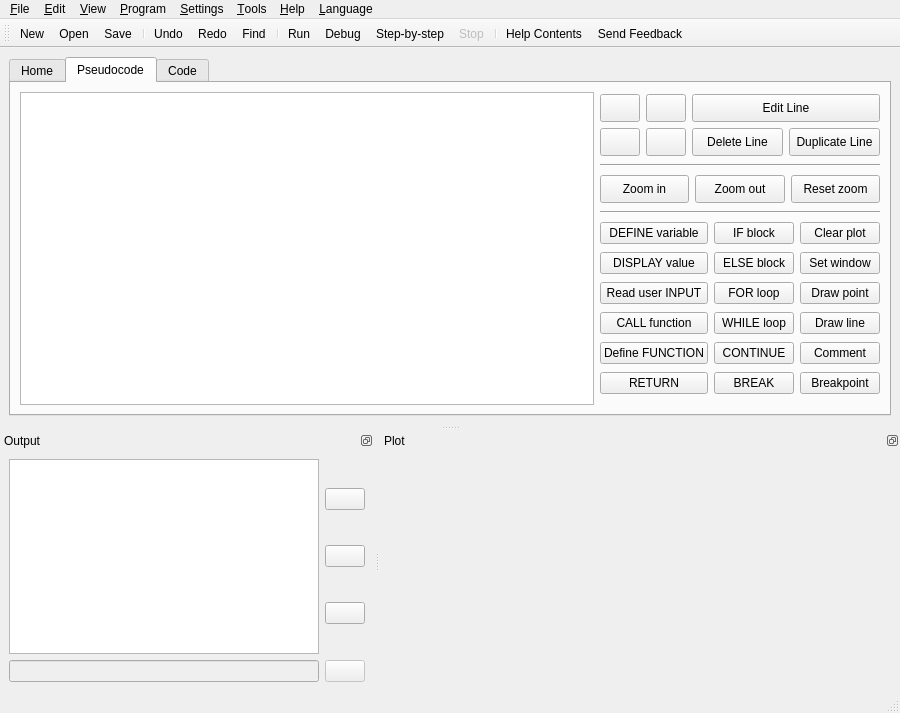
TuringApp/Turing, file src/forms/ui_mainwindow.ui: the form before one commit.
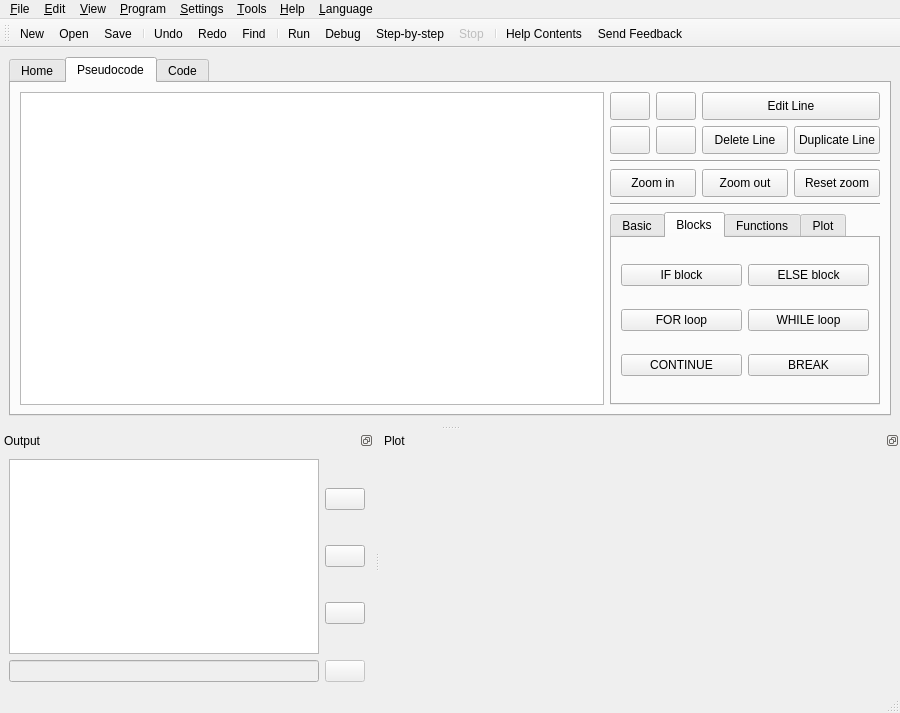
The form after the commit. The open tabs and pages were chosen to show the change. Icons and pictures are not drawn.

The edit to the form file:
```diff
--- a/src/forms/ui_mainwindow.ui
+++ b/src/forms/ui_mainwindow.ui
@@ -75,29 +75,8 @@
          </widget>
         </item>
         <item>
-         <layout class="QGridLayout" name="gridLayout_3">
-          <item row="7" column="2">
-           <widget class="QPushButton" name="btnAlgo_GWindow">
-            <property name="text">
-             <string>Set window</string>
-            </property>
-           </widget>
-          </item>
-          <item row="7" column="1">
-           <widget class="QPushButton" name="btnAlgo_Else">
-            <property name="text">
-             <string>ELSE block</string>
-            </property>
-           </widget>
-          </item>
-          <item row="7" column="0">
-           <widget class="QPushButton" name="btnAlgo_Display">
-            <property name="text">
-             <string>DISPLAY value</string>
-            </property>
-           </widget>
-          </item>
-          <item row="0" column="0" colspan="3">
+         <layout class="QVBoxLayout" name="verticalLayout_5">
+          <item>
            <layout class="QGridLayout" name="gridLayout_2">
             <item row="0" column="0">
              <widget class="QPushButton" name="btnAlgo_UpBlock">
@@ -232,7 +211,17 @@
             </item>
            </layout>
           </item>
-          <item row="2" column="0" colspan="3">
+          <item>
+           <widget class="Line" name="line_2">
+            <property name="lineWidth">
+             <number>1</number>
+            </property>
+            <property name="orientation">
+             <enum>Qt::Horizontal</enum>
+            </property>
+           </widget>
+          </item>
+          <item>
            <layout class="QHBoxLayout" name="horizontalLayout_4">
             <item>
              <widget class="QPushButton" name="btnAlgo_ZoomIn">
@@ -305,129 +294,187 @@
             </item>
            </layout>
           </item>
-          <item row="8" column="0">
-           <widget class="QPushButton" name="btnAlgo_Input">
-            <property name="text">
-             <string>Read user INPUT</string>
+          <item>
+           <widget class="Line" name="line">
+            <property name="lineWidth">
+             <number>1</number>
             </property>
-           </widget>
-          </item>
-          <item row="6" column="1">
-           <widget class="QPushButton" name="btnAlgo_If">
-            <property name="text">
-             <string>IF block</string>
+            <property name="orientation">
+             <enum>Qt::Horizontal</enum>
             </property>
            </widget>
           </item>
-          <item row="6" column="2">
-           <widget class="QPushButton" name="btnAlgo_GClear">
-            <property name="text">
-             <string>Clear plot</string>
+          <item>
+           <widget class="QTabWidget" name="tabWidget_2">
+            <property name="sizePolicy">
+             <sizepolicy hsizetype="MinimumExpanding" vsizetype="Expanding">
+              <horstretch>0</horstretch>
+              <verstretch>0</verstretch>
+             </sizepolicy>
             </property>
-           </widget>
-          </item>
-          <item row="6" column="0">
+            <property name="minimumSize">
+             <size>
+              <width>270</width>
+              <height>0</height>
+             </size>
+            </property>
+            <property name="currentIndex">
+             <number>0</number>
+            </property>
+            <widget class="QWidget" name="tab_basic">
+             <attribute name="title">
+              <string>Basic</string>
+             </attribute>
+             <layout class="QGridLayout" name="gridLayout">
+              <item row="0" column="0">
            <widget class="QPushButton" name="btnAlgo_Variable">
             <property name="text">
              <string>DEFINE variable</string>
             </property>
            </widget>
           </item>
-          <item row="3" column="0" colspan="3">
-           <widget class="Line" name="line">
-            <property name="lineWidth">
-             <number>1</number>
-            </property>
-            <property name="orientation">
-             <enum>Qt::Horizontal</enum>
-            </property>
-           </widget>
-          </item>
-          <item row="9" column="0">
-           <widget class="QPushButton" name="btnAlgo_Call">
+              <item row="5" column="0">
+               <widget class="QPushButton" name="btnAlgo_Stop">
+                <property name="text">
+                 <string>Breakpoint</string>
+                </property>
+               </widget>
+              </item>
+              <item row="1" column="0">
+               <widget class="QPushButton" name="btnAlgo_Display">
             <property name="text">
              <string>CALL function</string>
             </property>
            </widget>
           </item>
-          <item row="9" column="2">
-           <widget class="QPushButton" name="btnAlgo_GLine">
+              <item row="0" column="1">
+               <widget class="QPushButton" name="btnAlgo_Comment">
             <property name="text">
              <string>Draw line</string>
             </property>
            </widget>
           </item>
-          <item row="11" column="0">
-           <widget class="QPushButton" name="btnAlgo_Return">
+              <item row="1" column="1">
+               <widget class="QPushButton" name="btnAlgo_Input">
             <property name="text">
              <string>RETURN</string>
             </property>
            </widget>
           </item>
-          <item row="9" column="1">
+             </layout>
+            </widget>
+            <widget class="QWidget" name="tab_blocks">
+             <attribute name="title">
+              <string>Blocks</string>
+             </attribute>
+             <layout class="QGridLayout" name="gridLayout_4">
+              <item row="1" column="1">
            <widget class="QPushButton" name="btnAlgo_While">
             <property name="text">
              <string>WHILE loop</string>
             </property>
            </widget>
           </item>
-          <item row="8" column="1">
+              <item row="0" column="1">
+               <widget class="QPushButton" name="btnAlgo_Else">
+                <property name="text">
+                 <string>ELSE block</string>
+                </property>
+               </widget>
+              </item>
+              <item row="1" column="0">
            <widget class="QPushButton" name="btnAlgo_For">
             <property name="text">
              <string>FOR loop</string>
             </property>
            </widget>
           </item>
-          <item row="10" column="1">
+              <item row="0" column="0">
+               <widget class="QPushButton" name="btnAlgo_If">
+                <property name="text">
+                 <string>IF block</string>
+                </property>
+               </widget>
+              </item>
+              <item row="2" column="0">
            <widget class="QPushButton" name="btnAlgo_Continue">
             <property name="text">
              <string>CONTINUE</string>
             </property>
            </widget>
           </item>
-          <item row="10" column="0">
-           <widget class="QPushButton" name="btnAlgo_Func">
-            <property name="text">
-             <string>Define FUNCTION</string>
-            </property>
-           </widget>
-          </item>
-          <item row="11" column="1">
+              <item row="2" column="1">
            <widget class="QPushButton" name="btnAlgo_Break">
             <property name="text">
              <string>BREAK</string>
             </property>
            </widget>
           </item>
-          <item row="8" column="2">
+             </layout>
+            </widget>
+            <widget class="QWidget" name="tab_funcs">
+             <attribute name="title">
+              <string>Functions</string>
+             </attribute>
+             <layout class="QGridLayout" name="gridLayout_5">
+              <item row="1" column="0">
+               <widget class="QPushButton" name="btnAlgo_Call">
+                <property name="text">
+                 <string>CALL function</string>
+                </property>
+               </widget>
+              </item>
+              <item row="0" column="0">
+               <widget class="QPushButton" name="btnAlgo_Func">
+                <property name="text">
+                 <string>Define FUNCTION</string>
+                </property>
+               </widget>
+              </item>
+              <item row="2" column="0">
+               <widget class="QPushButton" name="btnAlgo_Return">
+                <property name="text">
+                 <string>RETURN</string>
+                </property>
+               </widget>
+              </item>
+             </layout>
+            </widget>
+            <widget class="QWidget" name="tab_plot">
+             <attribute name="title">
+              <string>Plot</string>
+             </attribute>
+             <layout class="QGridLayout" name="gridLayout_6">
+              <item row="0" column="1">
+               <widget class="QPushButton" name="btnAlgo_GWindow">
+                <property name="text">
+                 <string>Set window</string>
+                </property>
+               </widget>
+              </item>
+              <item row="0" column="0">
+               <widget class="QPushButton" name="btnAlgo_GClear">
+                <property name="text">
+                 <string>Clear plot</string>
+                </property>
+               </widget>
+              </item>
+              <item row="1" column="0">
            <widget class="QPushButton" name="btnAlgo_GPoint">
             <property name="text">
              <string>Draw point</string>
             </property>
            </widget>
           </item>
-          <item row="11" column="2">
-           <widget class="QPushButton" name="btnAlgo_Stop">
+              <item row="1" column="1">
+               <widget class="QPushButton" name="btnAlgo_GLine">
             <property name="text">
              <string>Breakpoint</string>
             </property>
            </widget>
           </item>
-          <item row="10" column="2">
-           <widget class="QPushButton" name="btnAlgo_Comment">
-            <property name="text">
-             <string>Comment</string>
-            </property>
-           </widget>
-          </item>
-          <item row="1" column="0" colspan="3">
-           <widget class="Line" name="line_2">
-            <property name="lineWidth">
-             <number>1</number>
-            </property>
-            <property name="orientation">
-             <enum>Qt::Horizontal</enum>
-            </property>
+             </layout>
+            </widget>
            </widget>
           </item>
          </layout>
```
Left out of the diff: 8 changed lines with no effect on the pictures. Lines whose indentation alone changed are shown as unchanged.
